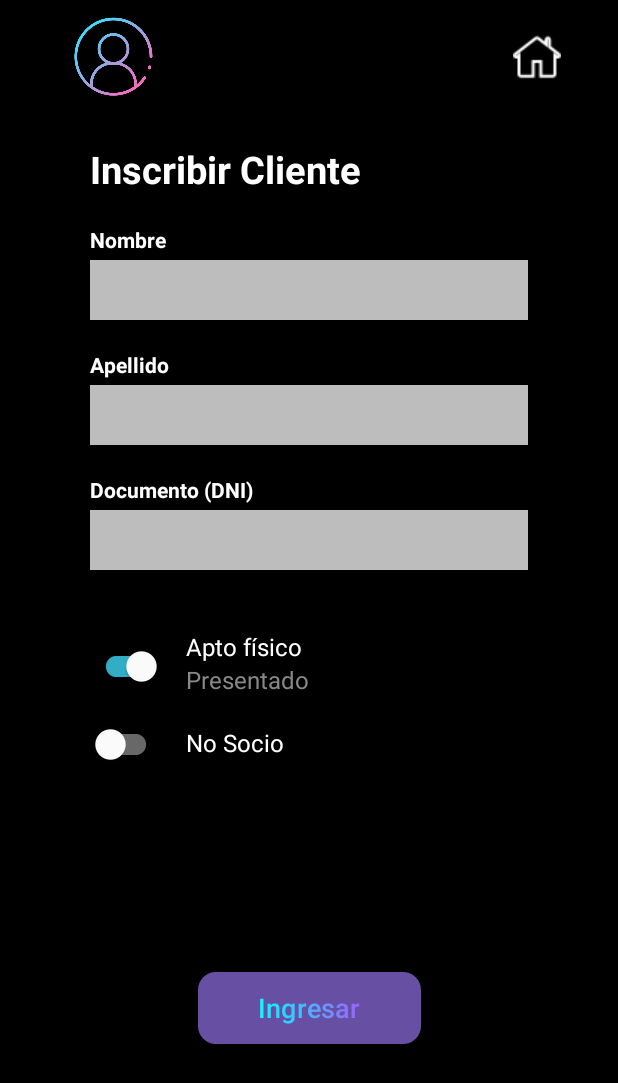
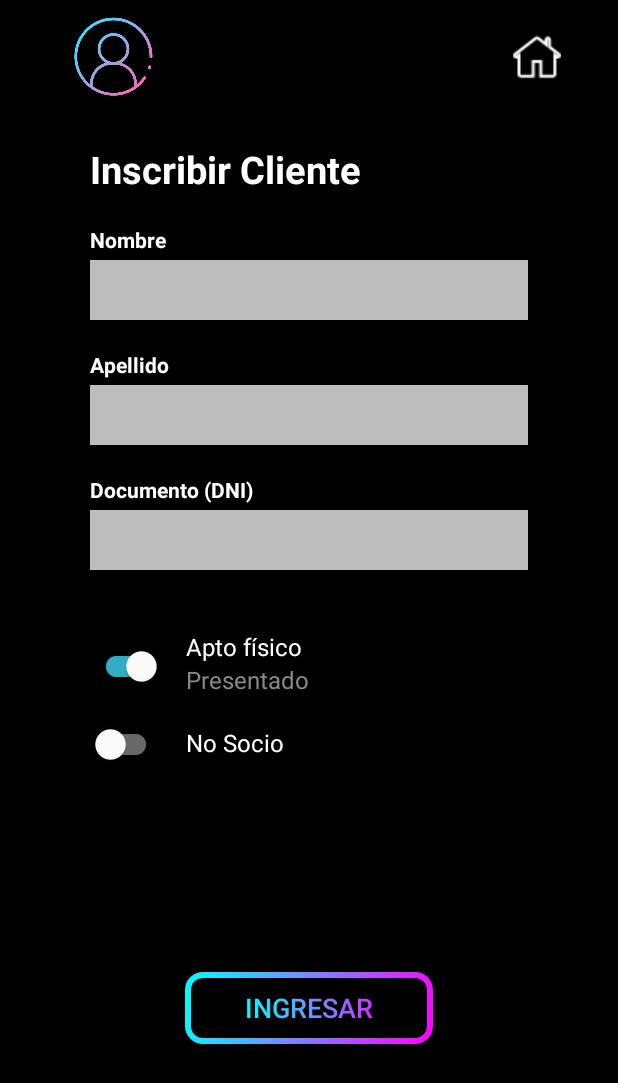
Before and after one commit to Lean-Aballone/DAM_ClubDeportivo, an Android app: the sectionInscripcion screen opened directly, with no data from a screen before it, on a phone screen of 412 x 824 dp. Shown: the top 1083 px of the screen. Run offline under Robolectric (Android 15) with nearby library versions, the phone set to English and light mode, and no system bars.

Commit message:
button now as androidx.appcompat.widget.AppCompatButton to fix a background issue

```diff
--- a/app/src/main/res/layout/activity_section_inscripcion.xml
+++ b/app/src/main/res/layout/activity_section_inscripcion.xml
@@ -6,7 +6,8 @@
     android:layout_width="match_parent"
     android:layout_height="match_parent"
     android:background="@color/black"
-    tools:context=".sectionInscripcion">
+    tools:context=".sectionInscripcion"
+    android:fitsSystemWindows="true">
 
     <LinearLayout
         android:layout_width="match_parent"
@@ -198,7 +199,7 @@
                 android:layout_width="match_parent"
                 android:layout_height="match_parent">
 
-                <Button
+                <androidx.appcompat.widget.AppCompatButton
                     android:paddingStart="40dp"
                     android:paddingEnd="40dp"
                     android:id="@+id/button"
--- a/app/src/main/res/layout/login.xml
+++ b/app/src/main/res/layout/login.xml
@@ -73,7 +73,7 @@
         app:layout_constraintStart_toStartOf="@+id/buttonSignIn"
         app:layout_constraintTop_toBottomOf="@+id/textView" />
 
-    <Button
+    <androidx.appcompat.widget.AppCompatButton
         android:id="@+id/buttonSignIn"
         android:layout_width="200dp"
         android:layout_height="60dp"
```
